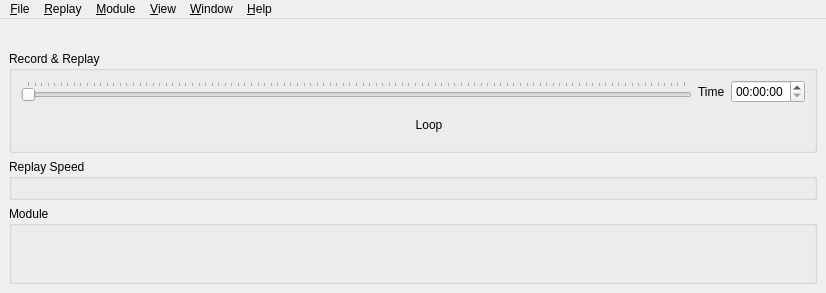
Before: the Qt Designer form src/UserInterface/src/MainWindow.ui in till213/SkyDolly, drawn with Qt 5.
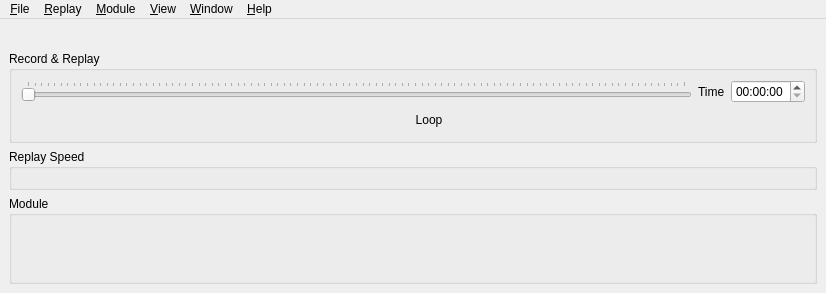
After: the same form once the commit is applied. Icons and pictures are not drawn. Custom widgets are drawn as their Qt base class.

Commit message: Remove minimal button height (32 pixel)

Patch:
```diff
--- a/src/UserInterface/src/MainWindow.ui
+++ b/src/UserInterface/src/MainWindow.ui
@@ -134,12 +134,6 @@
           <layout class="QHBoxLayout" name="controlButtonLayout">
            <item>
             <widget class="ActionButton" name="recordButton">
-             <property name="minimumSize">
-              <size>
-               <width>0</width>
-               <height>32</height>
-              </size>
-             </property>
              <property name="text">
               <string/>
              </property>
@@ -156,12 +150,6 @@
            </item>
            <item>
             <widget class="ActionButton" name="skipToBeginButton">
-             <property name="minimumSize">
-              <size>
-               <width>0</width>
-               <height>32</height>
-              </size>
-             </property>
              <property name="text">
               <string/>
              </property>
@@ -178,12 +166,6 @@
            </item>
            <item>
             <widget class="ActionButton" name="backwardButton">
-             <property name="minimumSize">
-              <size>
-               <width>0</width>
-               <height>32</height>
-              </size>
-             </property>
              <property name="text">
               <string/>
              </property>
@@ -203,18 +185,12 @@
            </item>
            <item>
             <widget class="ActionButton" name="stopButton">
-             <property name="minimumSize">
-              <size>
-               <width>0</width>
-               <height>32</height>
-              </size>
-             </property>
              <property name="text">
               <string/>
              </property>
              <property name="iconSize">
               <size>
-               <width>18</width>
+               <width>20</width>
                <height>20</height>
               </size>
              </property>
@@ -225,12 +201,6 @@
            </item>
            <item>
             <widget class="ActionButton" name="pauseButton">
-             <property name="minimumSize">
-              <size>
-               <width>0</width>
-               <height>32</height>
-              </size>
-             </property>
              <property name="text">
               <string/>
              </property>
@@ -247,12 +217,6 @@
            </item>
            <item>
             <widget class="ActionButton" name="playButton">
-             <property name="minimumSize">
-              <size>
-               <width>0</width>
-               <height>32</height>
-              </size>
-             </property>
              <property name="text">
               <string/>
              </property>
@@ -269,12 +233,6 @@
            </item>
            <item>
             <widget class="ActionButton" name="forwardButton">
-             <property name="minimumSize">
-              <size>
-               <width>0</width>
-               <height>32</height>
-              </size>
-             </property>
              <property name="text">
               <string/>
              </property>
@@ -294,12 +252,6 @@
            </item>
            <item>
             <widget class="ActionButton" name="skipToEndButton">
-             <property name="minimumSize">
-              <size>
-               <width>0</width>
-               <height>32</height>
-              </size>
-             </property>
              <property name="text">
               <string/>
              </property>
@@ -316,12 +268,6 @@
            </item>
            <item>
             <widget class="ActionButton" name="loopReplayButton">
-             <property name="minimumSize">
-              <size>
-               <width>0</width>
-               <height>32</height>
-              </size>
-             </property>
              <property name="text">
               <string>Loop</string>
              </property>
```
